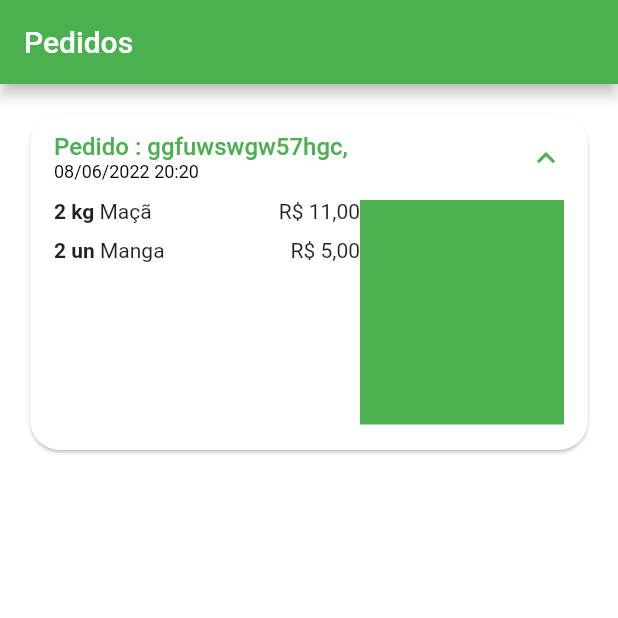
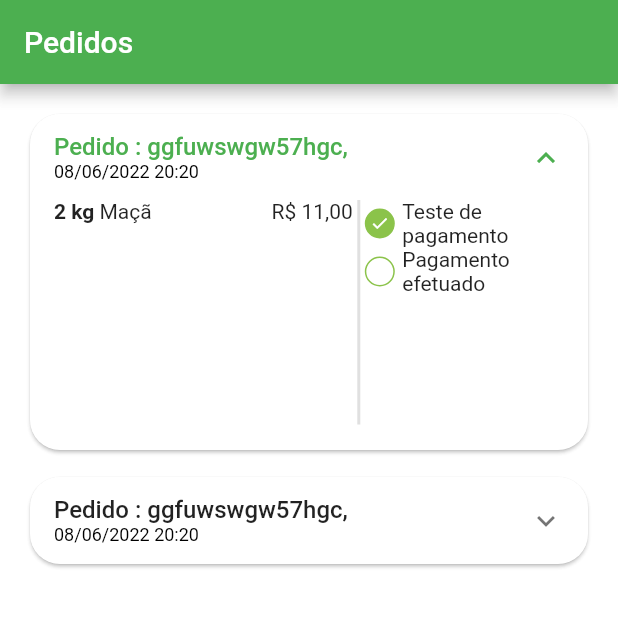
Before and after one commit to goncalveshigino/quitanda, a Flutter app: the OrderTab screen opened directly, after a tap on an icon or button, on a phone screen of 412 x 824 dp, the top half of it. Run offline on Flutter 3.47's test engine with Material 2 defaults, Android fonts, the phone set to English and light mode, and no system bars; our stand-ins replace animated_text_kit, badges, mask_text_input_formatter.

Commit message:
WidgetStatus

```diff
--- a/lib/src/config/app_data.dart
+++ b/lib/src/config/app_data.dart
@@ -116,9 +116,22 @@ List<OrderModel> orders = [
           item: apple,
           quantity: 2,
         ),
+  ]),
+  OrderModel(
+      copyAndPaste: 'gsfst2t367gh',
+      createdDateTime: DateTime.parse(
+        '2022-06-08 20:20:10.435',
+      ),
+      overdueDateTime: DateTime.parse(
+        '2022-06-08 21:30:30.463'
+      ),
+      id: 'ggfuwswgw57hgc',
+      status: 'pedind_payment',
+      total: 11.0,
+      items: [
         CartItemModel(
           item: mango,
           quantity: 2,
         ),
-      ])
+  ]),
 ];
--- /dev/null
+++ b/lib/src/pages/order/components/order_status_widgets.dart
@@ -0,0 +1,75 @@
+import 'package:flutter/material.dart';
+
+import '../../../config/custom_colors.dart';
+
+class OrderStatusWidget extends StatelessWidget {
+  final String status;
+  final bool isOverdue;
+
+  const OrderStatusWidget({
+    Key? key,
+    required this.isOverdue,
+    required this.status,
+  }) : super(key: key);
+
+  @override
+  Widget build(BuildContext context) {
+    return Column(
+      children: [
+        _StatusDot(
+          title: 'Teste de pagamento',
+          isActive: true,
+        ),
+        _StatusDot(
+          title: 'Pagamento efetuado',
+          isActive: false)
+      ],
+    );
+  }
+}
+
+class _StatusDot extends StatelessWidget {
+  final bool isActive;
+  final String title;
+
+  const _StatusDot({
+    Key? key,
+    required this.isActive,
+    required this.title,
+  }) : super(key: key);
+
+  @override
+  Widget build(BuildContext context) {
+    return Row(
+      children: [
+        //Dot
+        Container(
+          alignment: Alignment.center,
+          height: 20,
+          width: 20,
+          decoration: BoxDecoration(
+            shape: BoxShape.circle,
+            border: Border.all(
+              color: CustomColors.customSwatchColor,
+            ),
+            color:
+                isActive ? CustomColors.customSwatchColor : Colors.transparent,
+          ),
+          child: isActive
+              ? const Icon(
+                  Icons.check,
+                  size: 13,
+                  color: Colors.white,
+                )
+              : const SizedBox.shrink(),
+        ),
+
+        const SizedBox(width: 5,),
+
+        Expanded(
+          child: Text(title),
+        ),
+      ],
+    );
+  }
+}
--- a/lib/src/pages/order/components/order_tile.dart
+++ b/lib/src/pages/order/components/order_tile.dart
@@ -3,6 +3,7 @@ import 'package:quitanda/src/models/cart_item_model.dart';
 import 'package:quitanda/src/services/utils_services.dart';
 
 import '../../../models/order_model.dart';
+import 'order_status_widgets.dart';
 
 class OrderTile extends StatelessWidget {
   OrderTile({
@@ -41,20 +42,34 @@ class OrderTile extends StatelessWidget {
               height: 150,
               child: Row(
                 children: [
+
+                  //Lista de produtos
                   Expanded(
                     flex: 3,
                     child: ListView(
                       children: order.items.map((orderItem) {
                         return _OrderItemWidget(
                           utilsServices: utilsServices,
-                            orderItem: orderItem,);
+                          orderItem: orderItem,
+                        );
                       }).toList(),
-                      )),
+                    ),
+                  ),
+
+                  VerticalDivider(
+                    color: Colors.grey.shade300,
+                    thickness: 2,
+                    width: 8,
+                  ),
+
+                  //Status do pedido
                   Expanded(
                     flex: 2,
-                      child: Container(
-                        color: Colors.green,
-                      ))
+                    child: OrderStatusWidget(
+                      status: order.status,
+                      isOverdue: order.overdueDateTime.isBefore( DateTime.now()),
+                    ),
+                  )
                 ],
               ),
             )
@@ -66,7 +81,6 @@ class OrderTile extends StatelessWidget {
 }
 
 class _OrderItemWidget extends StatelessWidget {
-
   const _OrderItemWidget({
     Key? key,
     required this.utilsServices,
@@ -84,13 +98,12 @@ class _OrderItemWidget extends StatelessWidget {
         children: [
           Text(
             '${orderItem.quantity} ${orderItem.item.unit} ',
-            style: const TextStyle(fontWeight: FontWeight.bold
+            style: const TextStyle(fontWeight: FontWeight.bold),
           ),
+          Expanded(
+            child: Text(orderItem.item.itemName),
           ),
-          Expanded(child: Text(orderItem.item.itemName),),
-          Text(
-            utilsServices.priceToCurrency(orderItem.totalPrice())
-          )
+          Text(utilsServices.priceToCurrency(orderItem.totalPrice()))
         ],
       ),
     );
```
Lines whose indentation alone changed are shown as unchanged.
